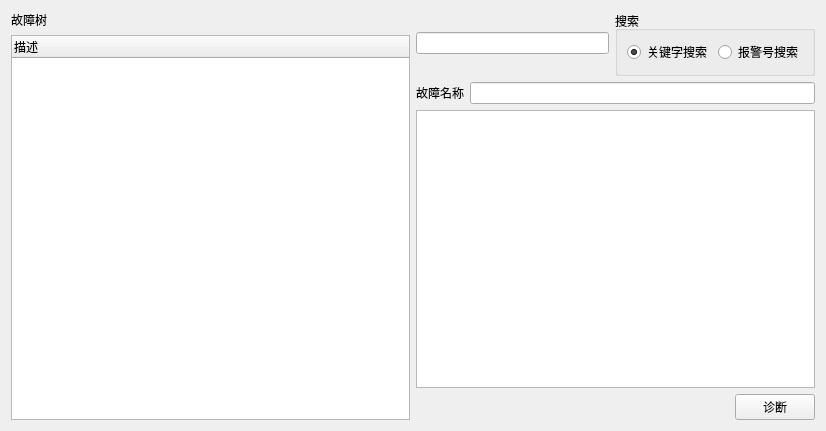
This is zhenduanform.ui in EGeeks/faultree as Qt 5 draws it before an edit. The edited form follows.
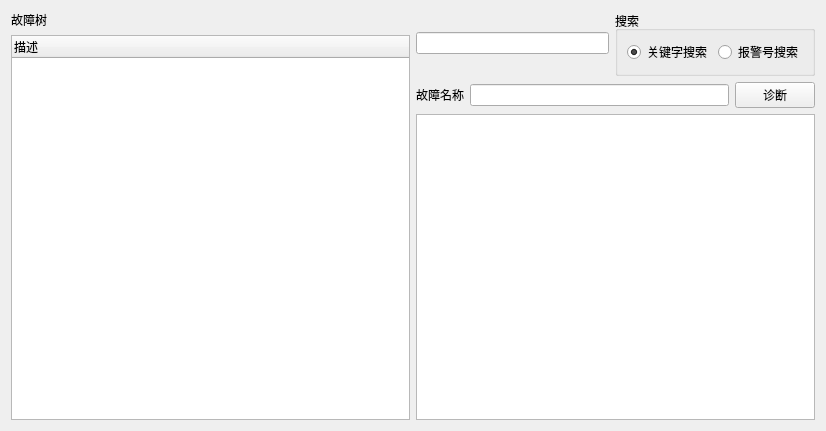
This is the edited form.

The edit to the form file:
```diff
--- a/zhenduanform.ui
+++ b/zhenduanform.ui
@@ -13,7 +13,7 @@
   <property name="windowTitle">
    <string>Form</string>
   </property>
-  <layout class="QHBoxLayout" name="horizontalLayout_5">
+  <layout class="QHBoxLayout" name="horizontalLayout_2">
    <item>
     <layout class="QVBoxLayout" name="verticalLayout">
      <item>
@@ -90,26 +90,6 @@
        <item>
         <widget class="QLineEdit" name="lineEdit_ErrDesc"/>
        </item>
-      </layout>
-     </item>
-     <item>
-      <widget class="QTextEdit" name="textEdit"/>
-     </item>
-     <item>
-      <layout class="QHBoxLayout" name="horizontalLayout_2">
-       <item>
-        <spacer name="horizontalSpacer">
-         <property name="orientation">
-          <enum>Qt::Horizontal</enum>
-         </property>
-         <property name="sizeHint" stdset="0">
-          <size>
-           <width>40</width>
-           <height>20</height>
-          </size>
-         </property>
-        </spacer>
-       </item>
        <item>
         <widget class="QPushButton" name="pushButton">
          <property name="text">
@@ -119,6 +99,9 @@
        </item>
       </layout>
      </item>
+     <item>
+      <widget class="QTextEdit" name="textEdit"/>
+     </item>
     </layout>
    </item>
   </layout>
```
